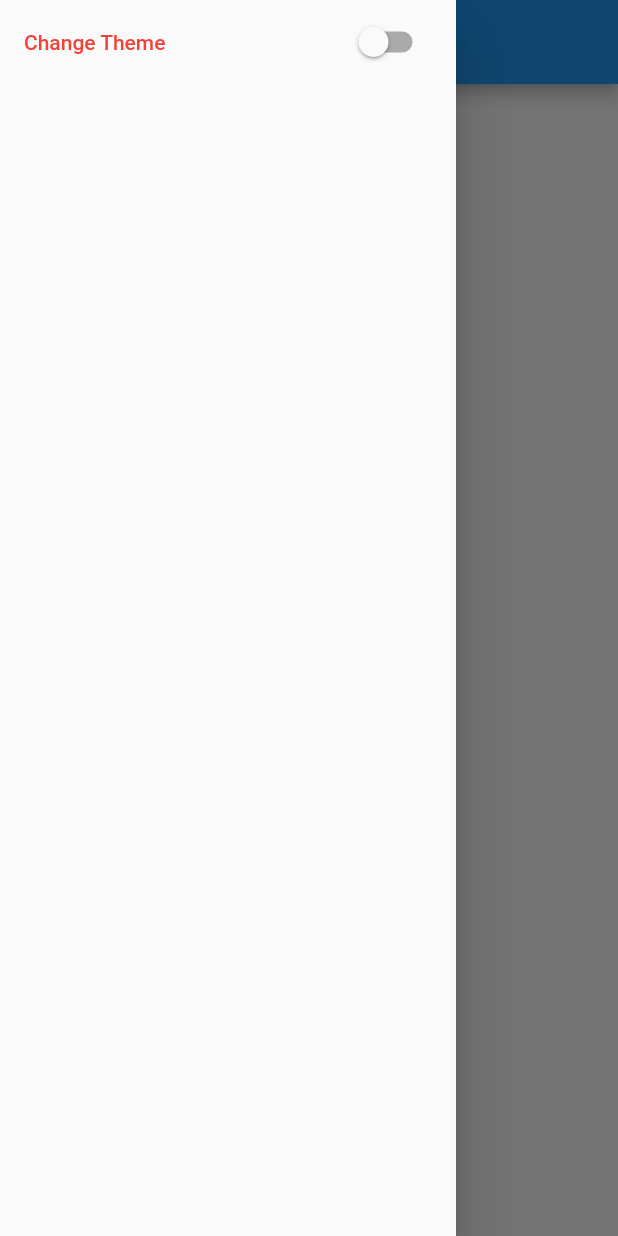
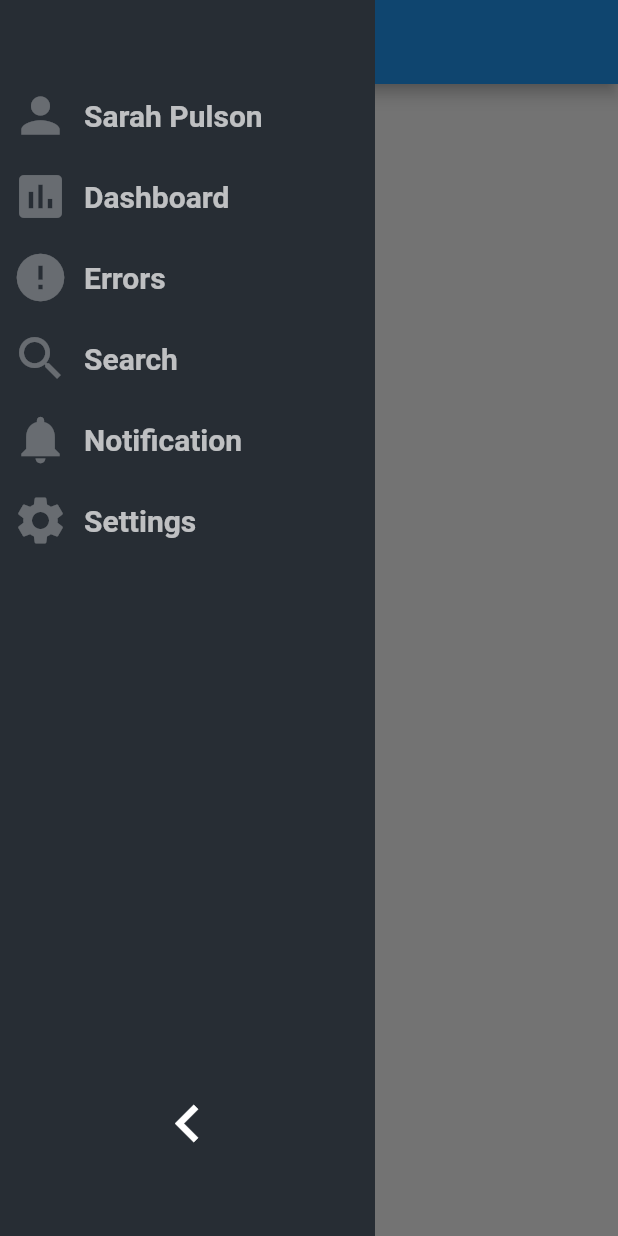
Before and after one commit to Hai-VoLuong/flutter_login_BLOC, a Flutter app: the screen it shows after launch, with the side drawer open, on a phone screen of 412 x 824 dp. Run offline on Flutter 3.47's test engine with Material 2 defaults, Android fonts, the phone set to English and light mode, and no system bars; statements that could not run were skipped.

Commit message:
Custom drawer

```diff
--- /dev/null
+++ b/login_bloc/lib/model/navigation_model.dart
@@ -0,0 +1,19 @@
+import 'package:flutter/material.dart';
+
+class NavigationModel {
+  String title;
+  IconData icon;
+
+  NavigationModel({
+    this.title,
+    this.icon,
+  });
+}
+
+List<NavigationModel> navigationModels = [
+  NavigationModel(title: 'Dashboard', icon: Icons.insert_chart),
+  NavigationModel(title: 'Errors', icon: Icons.error),
+  NavigationModel(title: 'Search', icon: Icons.search),
+  NavigationModel(title: 'Notification', icon: Icons.notifications),
+  NavigationModel(title: 'Settings', icon: Icons.settings),
+];
--- /dev/null
+++ b/login_bloc/lib/theme.dart
@@ -0,0 +1,7 @@
+import 'package:flutter/material.dart';
+
+TextStyle listTitleDefaultTextStyle = TextStyle(color: Colors.white70, fontSize: 20, fontWeight: FontWeight.w600);
+TextStyle listTitleSelectedTextStyle = TextStyle(color: Colors.white, fontSize: 20, fontWeight: FontWeight.w600);
+
+Color selectedColor = Color(0xFF4AC8EA);
+Color drawerBackgroundColor = Color(0xFF272D34);
--- a/login_bloc/lib/ui/app/homePage.dart
+++ b/login_bloc/lib/ui/app/homePage.dart
@@ -1,5 +1,6 @@
 import 'package:flutter/material.dart';
 import 'package:login_bloc/bloc/theme_bloc.dart';
+import 'package:login_bloc/ui/common/collapsing_navigation_drawer.dart';
 
 class HomePage extends StatelessWidget {
   final ThemeBloc _themeBloc;
@@ -37,7 +38,7 @@ class HomePage extends StatelessWidget {
       appBar: AppBar(
         title: Text("Dynamic Theme"),
       ),
-      drawer: createDrawer(),
+      drawer: CollapsingNavigationDrawer(),
       body: Center(
         child: Text("Hello World"),
       ),
--- /dev/null
+++ b/login_bloc/lib/ui/common/collapsing_list_title.dart
@@ -0,0 +1,28 @@
+import 'package:flutter/material.dart';
+import 'package:login_bloc/theme.dart';
+
+class CollasingListTitle extends StatefulWidget {
+  final String title;
+  final IconData icon;
+
+  CollasingListTitle({@required this.title,@required this.icon});
+
+  @override
+  _CollasingListTitleState createState() => _CollasingListTitleState();
+}
+
+class _CollasingListTitleState extends State<CollasingListTitle> {
+  @override
+  Widget build(BuildContext context) {
+    return Container(
+      margin: EdgeInsets.symmetric(horizontal: 8, vertical: 8),
+      child: Row(
+        children: <Widget>[
+          Icon(widget.icon, color: Colors.white30, size: 38),
+          SizedBox(width: 10),
+          Text(widget.title ,style: listTitleDefaultTextStyle),
+        ],
+      ),
+    );
+  }
+}
--- /dev/null
+++ b/login_bloc/lib/ui/common/collapsing_navigation_drawer.dart
@@ -0,0 +1,54 @@
+import 'package:flutter/material.dart';
+import 'package:login_bloc/model/navigation_model.dart';
+import 'package:login_bloc/theme.dart';
+import 'package:login_bloc/ui/common/collapsing_list_title.dart';
+
+class CollapsingNavigationDrawer extends StatefulWidget {
+  @override
+  _CollapsingNavigationDrawerState createState() =>
+      _CollapsingNavigationDrawerState();
+}
+
+class _CollapsingNavigationDrawerState
+    extends State<CollapsingNavigationDrawer> {
+  double maxWidth = 250;
+  double minWidth = 70;
+  bool isCollapsed = false;
+
+  @override
+  Widget build(BuildContext context) {
+    return Container(
+      width: 250,
+      color: drawerBackgroundColor,
+      child: Column(
+        children: <Widget>[
+          SizedBox(height: 50),
+          CollasingListTitle(
+            title: 'Sarah Pulson',
+            icon: Icons.person,
+          ),
+          Expanded(
+            child: ListView.builder(
+              itemCount: navigationModels.length,
+              itemBuilder: (context, counter) {
+                return CollasingListTitle(
+                  title: navigationModels[counter].title,
+                  icon: navigationModels[counter].icon,
+                );
+              },
+            ),
+          ),
+          InkWell(
+            onTap: () {
+              setState(() {
+                isCollapsed = !isCollapsed;
+              });
+            },
+            child: Icon(Icons.chevron_left, color: Colors.white, size: 50),
+          ),
+          SizedBox(height: 50),
+        ],
+      ),
+    );
+  }
+}
```
